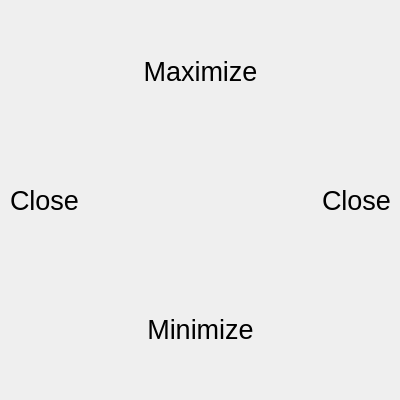
Qt form palette.ui (rplacd/The-Sweeper) before a commit.
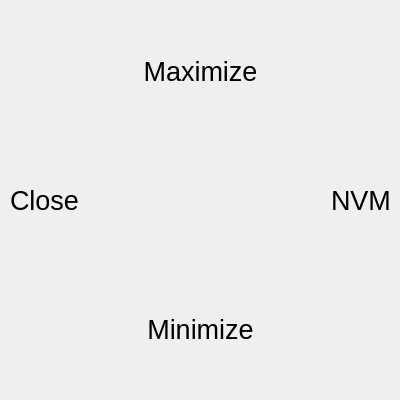
The same form after that commit. Custom widgets are drawn as their Qt base class.

Commit message: Added "NVM" button.

```diff
--- a/palette.ui
+++ b/palette.ui
@@ -95,10 +95,13 @@
          <property name="font">
           <font>
            <pointsize>20</pointsize>
+           <weight>50</weight>
+           <bold>false</bold>
+           <kerning>true</kerning>
           </font>
          </property>
          <property name="text">
-          <string>Close</string>
+          <string>NVM</string>
          </property>
          <property name="hoverName" stdset="0">
           <string>Close</string>
```
Left out of the diff: 4 changed lines with no effect on the pictures.
